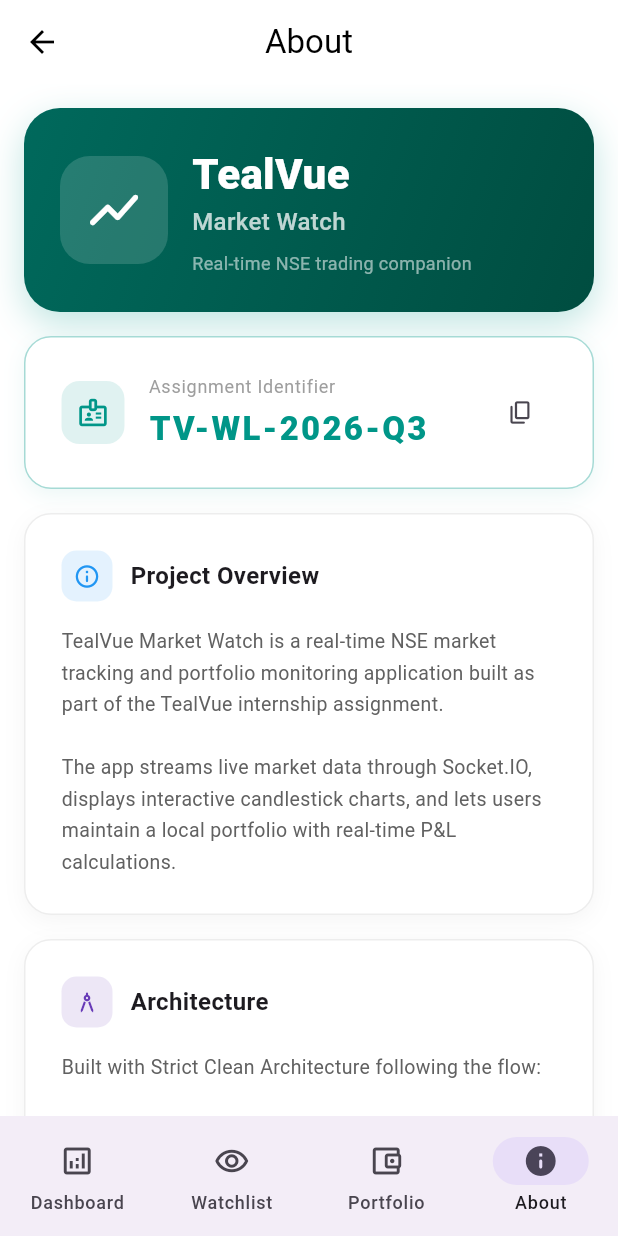
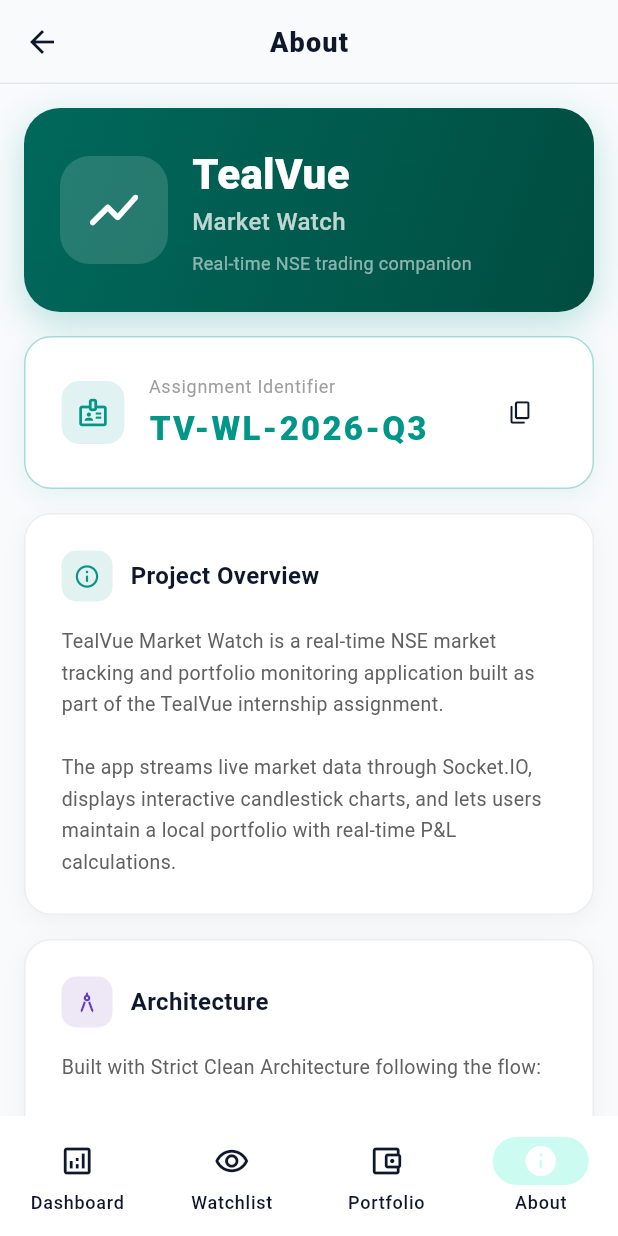
Before and after one commit to DeviOSFlutter/aetram, a Flutter app: the MainPage screen opened by its route, item 4 of the bottom bar chosen, on a phone screen of 412 x 824 dp. Run offline on Flutter 3.47's test engine with Material 3 defaults, Android fonts, the phone set to English and light mode, and no system bars; our stand-ins replace dio, fl_chart, get, get_storage, socket_io_client; accounts and stored records are empty; network calls fail.

Commit message:
style: enhance UI with premium TealVue brand theme, generic color schemes, and modern hairline bottom borders on AppBars

```diff
--- a/lib/core/theme/app_theme.dart
+++ b/lib/core/theme/app_theme.dart
@@ -4,24 +4,98 @@
   static final ThemeData lightTheme = ThemeData(
     useMaterial3: true,
     brightness: Brightness.light,
-    scaffoldBackgroundColor: Colors.white,
-    primaryColor: Colors.blue,
+    primaryColor: const Color(0xFF0D9488),
+    scaffoldBackgroundColor: const Color(0xFFF8FAFC),
+    colorScheme: const ColorScheme.light(
+      primary: Color(0xFF0D9488),
+      secondary: Color(0xFF0F766E),
+      surface: Colors.white,
+      onPrimary: Colors.white,
+      onSecondary: Colors.white,
+      onSurface: Color(0xFF0F172A),
+    ),
     appBarTheme: const AppBarTheme(
       elevation: 0,
       centerTitle: true,
+      backgroundColor: Color(0xFFF8FAFC),
+      foregroundColor: Color(0xFF0F172A),
+      shape: Border(
+        bottom: BorderSide(
+          color: Color(0xFFE2E8F0),
+          width: 1,
+        ),
+      ),
+      titleTextStyle: TextStyle(
+        fontSize: 18,
+        fontWeight: FontWeight.w800,
+        color: Color(0xFF0F172A),
+        letterSpacing: 0.8,
+      ),
+    ),
+    cardTheme: CardThemeData(
+      color: Colors.white,
+      elevation: 0,
+      margin: EdgeInsets.zero,
+      shape: RoundedRectangleBorder(
+        borderRadius: BorderRadius.circular(16),
+        side: const BorderSide(
+          color: Color(0xFFE2E8F0),
+          width: 1,
+        ),
+      ),
+    ),
+    navigationBarTheme: const NavigationBarThemeData(
       backgroundColor: Colors.white,
-      foregroundColor: Colors.black,
+      indicatorColor: Color(0xFFCCFBF1),
     ),
   );
 
   static final ThemeData darkTheme = ThemeData(
     useMaterial3: true,
     brightness: Brightness.dark,
-    scaffoldBackgroundColor: Colors.black,
-    primaryColor: Colors.blue,
+    primaryColor: const Color(0xFF14B8A6),
+    scaffoldBackgroundColor: const Color(0xFF090D16),
+    colorScheme: const ColorScheme.dark(
+      primary: Color(0xFF14B8A6),
+      secondary: Color(0xFF2DD4BF),
+      surface: Color(0xFF151F32),
+      onPrimary: Colors.black,
+      onSecondary: Colors.black,
+      onSurface: Color(0xFFF8FAFC),
+    ),
     appBarTheme: const AppBarTheme(
       elevation: 0,
       centerTitle: true,
+      backgroundColor: Color(0xFF090D16),
+      foregroundColor: Color(0xFFF8FAFC),
+      shape: Border(
+        bottom: BorderSide(
+          color: Color(0xFF1E293B),
+          width: 1,
+        ),
+      ),
+      titleTextStyle: TextStyle(
+        fontSize: 18,
+        fontWeight: FontWeight.w800,
+        color: Color(0xFFF8FAFC),
+        letterSpacing: 0.8,
+      ),
+    ),
+    cardTheme: CardThemeData(
+      color: const Color(0xFF111827),
+      elevation: 0,
+      margin: EdgeInsets.zero,
+      shape: RoundedRectangleBorder(
+        borderRadius: BorderRadius.circular(16),
+        side: const BorderSide(
+          color: Color(0xFF1E293B),
+          width: 1,
+        ),
+      ),
+    ),
+    navigationBarTheme: const NavigationBarThemeData(
+      backgroundColor: Color(0xFF0F172A),
+      indicatorColor: Color(0xFF115E59),
     ),
   );
 }
--- a/lib/features/about/presentation/pages/about_page.dart
+++ b/lib/features/about/presentation/pages/about_page.dart
@@ -19,25 +19,25 @@
       appBar: AppBar(
         title: const Text('About'),
       ),
-      body: const SingleChildScrollView(
-        padding: EdgeInsets.all(AppSizes.paddingMedium),
+      body: SingleChildScrollView(
+        padding: const EdgeInsets.all(AppSizes.paddingMedium),
         child: Column(
           crossAxisAlignment: CrossAxisAlignment.start,
           children: [
-            AboutHeroCard(),
+            const AboutHeroCard(),
             AppSizes.verticalSpaceMedium,
-            AboutAssignmentCard(assignmentId: _assignmentId),
+            const AboutAssignmentCard(assignmentId: _assignmentId),
             AppSizes.verticalSpaceMedium,
             AboutSectionCard(
               icon: Icons.info_outline_rounded,
-              iconColor: Colors.blue,
+              iconColor: Theme.of(context).primaryColor,
               title: 'Project Overview',
               content:
                   'TealVue Market Watch is a real-time NSE market tracking and portfolio monitoring application built as part of the TealVue internship assignment.\n\n'
                   'The app streams live market data through Socket.IO, displays interactive candlestick charts, and lets users maintain a local portfolio with real-time P&L calculations.',
             ),
             AppSizes.verticalSpaceMedium,
-            AboutSectionCard(
+            const AboutSectionCard(
               icon: Icons.architecture_rounded,
               iconColor: Colors.deepPurple,
               title: 'Architecture',
@@ -51,11 +51,11 @@
                   '• Repository contracts with implementation separation',
             ),
             AppSizes.verticalSpaceMedium,
-            AboutTechStackCard(),
+            const AboutTechStackCard(),
             AppSizes.verticalSpaceMedium,
-            AboutFeaturesCard(),
+            const AboutFeaturesCard(),
             AppSizes.verticalSpaceMedium,
-            AboutSectionCard(
+            const AboutSectionCard(
               icon: Icons.wifi_rounded,
               iconColor: Colors.teal,
               title: 'WebSocket & Realtime Engine',
@@ -68,7 +68,7 @@
                   '• IndexedStack preserves WebSocket state across tab navigation',
             ),
             AppSizes.verticalSpaceMedium,
-            AboutSectionCard(
+            const AboutSectionCard(
               icon: Icons.candlestick_chart_rounded,
               iconColor: Colors.orange,
               title: 'Chart System',
@@ -82,7 +82,7 @@
                   '• Persistent candle cache across navigation',
             ),
             AppSizes.verticalSpaceMedium,
-            AboutSectionCard(
+            const AboutSectionCard(
               icon: Icons.devices_rounded,
               iconColor: Colors.indigo,
               title: 'Responsive Design',
@@ -93,8 +93,8 @@
                   '• IndexedStack preserves each tab\'s state independently',
             ),
             AppSizes.verticalSpaceMedium,
-            AboutFooter(assignmentId: _assignmentId),
-            SizedBox(height: 32),
+            const AboutFooter(assignmentId: _assignmentId),
+            const SizedBox(height: 32),
           ],
         ),
       ),
--- a/lib/features/about/presentation/widgets/about_tech_stack_card.dart
+++ b/lib/features/about/presentation/widgets/about_tech_stack_card.dart
@@ -30,7 +30,7 @@
 
     return AboutCardFrame(
       icon: Icons.code_rounded,
-      iconColor: Colors.blue,
+      iconColor: Theme.of(context).primaryColor,
       title: AppStrings.technologyStack,
       child: Wrap(
         spacing: 10,
--- a/lib/features/dashboard/presentation/widgets/dashboard_holdings_list.dart
+++ b/lib/features/dashboard/presentation/widgets/dashboard_holdings_list.dart
@@ -72,7 +72,7 @@
                             style: TextStyle(
                               fontSize: 16,
                               fontWeight: FontWeight.bold,
-                              color: ltp > 0 ? Colors.blue : null,
+                              color: ltp > 0 ? Theme.of(context).primaryColor : null,
                             ),
                           ),
                           const SizedBox(height: 2),
@@ -121,10 +121,10 @@
                             children: [
                               Text(
                                 FormatUtils.formatCurrency(liveLtp),
-                                style: const TextStyle(
+                                style: TextStyle(
                                     fontSize: 11,
                                     fontWeight: FontWeight.w600,
-                                    color: Colors.blue),
+                                    color: Theme.of(context).primaryColor),
                               ),
                               Text('  vs  ',
                                   style: TextStyle(
--- a/lib/features/dashboard/presentation/widgets/dashboard_stats_grid.dart
+++ b/lib/features/dashboard/presentation/widgets/dashboard_stats_grid.dart
@@ -21,13 +21,13 @@
       {
         'label': AppStrings.invested,
         'value': FormatUtils.formatCurrency(invested),
-        'color': Colors.blue,
+        'color': Theme.of(context).primaryColor,
         'icon': Icons.savings_outlined,
       },
       {
         'label': AppStrings.currentVal,
         'value': FormatUtils.formatCurrency(current),
-        'color': Colors.teal,
+        'color': Theme.of(context).colorScheme.secondary,
         'icon': Icons.trending_up_rounded,
       },
       {
--- a/lib/features/portfolio/presentation/pages/portfolio_page.dart
+++ b/lib/features/portfolio/presentation/pages/portfolio_page.dart
@@ -34,15 +34,13 @@
                     width: 120,
                     height: 120,
                     decoration: BoxDecoration(
-                      color: isDark
-                          ? Colors.blue.withValues(alpha: 0.1)
-                          : Colors.blue.withValues(alpha: 0.05),
+                      color: Theme.of(context).primaryColor.withValues(alpha: isDark ? 0.1 : 0.05),
                       shape: BoxShape.circle,
                     ),
-                    child: const Icon(
+                    child: Icon(
                       Icons.account_balance_wallet,
                       size: 60,
-                      color: Colors.blue,
+                      color: Theme.of(context).primaryColor,
                     ),
                   ),
                   AppSizes.verticalSpaceLarge,
@@ -320,7 +318,7 @@
                                       FormatUtils.formatCurrency(currentLtp),
                                       style: TextStyle(
                                         fontWeight: FontWeight.bold,
-                                        color: ltp > 0 ? Colors.blue : null,
+                                        color: ltp > 0 ? Theme.of(context).primaryColor : null,
                                       ),
                                     ),
                                   ],
```
